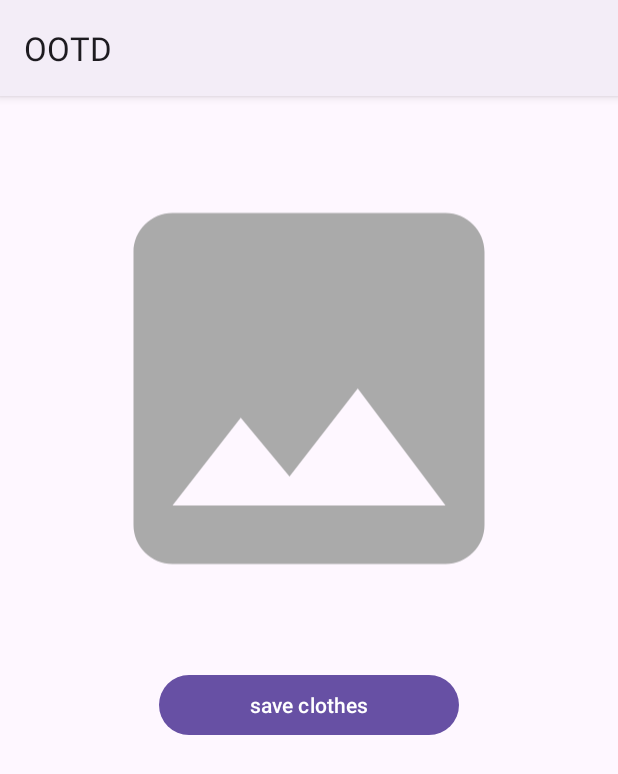
After one commit to OOTDCapstone/OOTD, an Android app: the OutfitActivity screen opened directly, with no data from a screen before it, on a phone screen of 412 x 824 dp. The commit adds this screen. Shown: the top 774 px of the screen. Run offline under Robolectric (Android 15) with nearby library versions, the phone set to English and light mode, and no system bars.

Commit message:
13th commit

```diff
--- a/app/src/main/AndroidManifest.xml
+++ b/app/src/main/AndroidManifest.xml
@@ -17,6 +17,9 @@
         android:supportsRtl="true"
         android:theme="@style/Theme.CapstoneOOTD"
         tools:targetApi="31">
+        <activity
+            android:name=".ui.mashup.OutfitActivity"
+            android:exported="false" />
         <activity
             android:name=".ui.signIn.SignInActivity"
             android:exported="false" />
--- a/app/src/main/java/com/example/capstoneootd/ui/items/DetailItems.kt
+++ b/app/src/main/java/com/example/capstoneootd/ui/items/DetailItems.kt
@@ -56,7 +56,7 @@ class DetailItems : AppCompatActivity() {
         dialog.setContentView(R.layout.layout_popup_delete_items)
         dialog.window?.setBackgroundDrawable(ColorDrawable(Color.TRANSPARENT))
 
-        // Use findViewById on the dialog's view
+
         val btnDelete: Button = dialog.findViewById(R.id.btnDelete)
         val btnCancel: Button = dialog.findViewById(R.id.btnCancel)
 
--- /dev/null
+++ b/app/src/main/java/com/example/capstoneootd/ui/mashup/OutfitActivity.kt
@@ -0,0 +1,27 @@
+package com.example.capstoneootd.ui.mashup
+
+import androidx.appcompat.app.AppCompatActivity
+import android.os.Bundle
+import com.example.capstoneootd.R
+import com.example.capstoneootd.databinding.ActivityOutfitBinding
+
+class OutfitActivity : AppCompatActivity() {
+
+    private lateinit var binding: ActivityOutfitBinding
+    override fun onCreate(savedInstanceState: Bundle?) {
+        super.onCreate(savedInstanceState)
+        binding = ActivityOutfitBinding.inflate(layoutInflater)
+        setContentView(binding.root)
+
+
+
+        binding.saveOutfit.setOnClickListener {
+            saveImage()
+        }
+
+    }
+
+    private fun saveImage(){
+
+    }
+}
--- a/app/src/main/res/drawable/baseline_photo_camera.xml
+++ b/app/src/main/res/drawable/baseline_photo_camera.xml
@@ -1,4 +1,4 @@
-<vector android:height="24dp" android:tint="@color/purple_1"
+<vector android:height="24dp" android:tint="@color/purple_7"
     android:viewportHeight="24" android:viewportWidth="24"
     android:width="24dp" xmlns:android="http://schemas.android.com/apk/res/android">
     <path android:fillColor="@android:color/white" android:pathData="M12,12m-3.2,0a3.2,3.2 0,1 1,6.4 0a3.2,3.2 0,1 1,-6.4 0"/>
--- a/app/src/main/res/layout/activity_mashup.xml
+++ b/app/src/main/res/layout/activity_mashup.xml
@@ -135,6 +135,7 @@
         android:layout_width="0dp"
         android:layout_height="wrap_content"
         android:text="@string/save"
+        android:backgroundTint="@color/purple_7"
         app:layout_constraintStart_toStartOf="parent"
         app:layout_constraintEnd_toStartOf="@id/buttonCancel"
         app:layout_constraintBottom_toBottomOf="parent" />
@@ -145,6 +146,7 @@
         android:layout_width="0dp"
         android:layout_height="wrap_content"
         android:text="@string/cancel"
+        android:backgroundTint="@color/purple_7"
         app:layout_constraintStart_toEndOf="@id/buttonSave"
         app:layout_constraintEnd_toEndOf="parent"
         app:layout_constraintBottom_toBottomOf="parent" />
--- /dev/null
+++ b/app/src/main/res/layout/activity_outfit.xml
@@ -0,0 +1,30 @@
+<?xml version="1.0" encoding="utf-8"?>
+<androidx.constraintlayout.widget.ConstraintLayout xmlns:android="http://schemas.android.com/apk/res/android"
+    xmlns:app="http://schemas.android.com/apk/res-auto"
+    xmlns:tools="http://schemas.android.com/tools"
+    android:layout_width="match_parent"
+    android:layout_height="match_parent"
+    tools:context=".ui.mashup.OutfitActivity">
+
+    <ImageView
+        android:id="@+id/iv_preview_outfit"
+        android:layout_width="312dp"
+        android:layout_height="326dp"
+        android:layout_marginTop="32dp"
+        app:layout_constraintEnd_toEndOf="parent"
+        app:layout_constraintHorizontal_bias="0.497"
+        app:layout_constraintStart_toStartOf="parent"
+        app:layout_constraintTop_toTopOf="parent"
+        android:src="@drawable/ic_gallery" />
+
+    <Button
+        android:id="@+id/saveOutfit"
+        android:layout_width="200dp"
+        android:layout_height="wrap_content"
+        android:layout_marginTop="24dp"
+        android:text="@string/save"
+        app:layout_constraintEnd_toEndOf="parent"
+        app:layout_constraintStart_toStartOf="parent"
+        app:layout_constraintTop_toBottomOf="@+id/iv_preview_outfit" />
+
+</androidx.constraintlayout.widget.ConstraintLayout>
--- a/app/src/main/res/layout/fragment_add.xml
+++ b/app/src/main/res/layout/fragment_add.xml
@@ -42,7 +42,7 @@
         android:layout_height="wrap_content"
         android:padding="16dp"
         android:text="@string/add_foto"
-        android:backgroundTint="@color/purple_1"
+        android:backgroundTint="@color/purple_7"
         android:layout_marginBottom="8dp"
         android:layout_marginStart="8dp"
         android:layout_marginEnd="8dp"
@@ -56,7 +56,7 @@
             android:layout_width="150dp"
             android:layout_height="wrap_content"
             android:layout_marginBottom="8dp"
-            android:backgroundTint="@color/purple_1"
+            android:backgroundTint="@color/purple_7"
             android:layout_marginStart="8dp"
             android:layout_marginEnd="8dp"
             android:padding="16dp"
--- a/app/src/main/res/layout/fragment_profile.xml
+++ b/app/src/main/res/layout/fragment_profile.xml
@@ -27,7 +27,7 @@
             android:layout_height="wrap_content"
             android:layout_marginStart="16dp"
             android:layout_marginEnd="16dp"
-            android:backgroundTint="@color/purple_2"
+            android:backgroundTint="@color/purple_light"
             app:cardCornerRadius="15dp"
             app:layout_constraintBottom_toBottomOf="parent"
             app:layout_constraintTop_toTopOf="parent"
@@ -84,7 +84,7 @@
             android:layout_marginEnd="32dp"
             android:layout_marginTop="24dp"
             app:cardCornerRadius="5dp"
-            android:backgroundTint="@color/purple_2"
+            android:backgroundTint="@color/purple_light"
             app:layout_constraintEnd_toEndOf="parent"
             app:layout_constraintStart_toStartOf="parent"
             app:layout_constraintTop_toBottomOf="@id/cardview_profile">
--- a/app/src/main/res/layout/layout_popup_add.xml
+++ b/app/src/main/res/layout/layout_popup_add.xml
@@ -56,7 +56,7 @@
 
             <Button
                 android:id="@+id/btnCamera"
-                android:backgroundTint="@color/purple_1"
+                android:backgroundTint="@color/purple_7"
                 android:layout_width="wrap_content"
                 android:layout_height="wrap_content"
                 android:text="@string/camera"
--- a/app/src/main/res/layout/layout_popup_delete_items.xml
+++ b/app/src/main/res/layout/layout_popup_delete_items.xml
@@ -41,7 +41,7 @@
 
             <Button
                 android:id="@+id/btnCancel"
-                android:backgroundTint="@color/purple_1"
+                android:backgroundTint="@color/purple_7"
                 android:layout_width="wrap_content"
                 android:layout_height="wrap_content"
                 android:text="Cancel"
--- a/app/src/main/res/layout/layout_popup_tips.xml
+++ b/app/src/main/res/layout/layout_popup_tips.xml
@@ -53,7 +53,7 @@
             android:text="OKE"
             android:textStyle="bold"
             android:textColor="@color/white"
-            android:backgroundTint="@color/purple_1"
+            android:backgroundTint="@color/purple_7"
             />
     </LinearLayout>
 
```
Also changed, not shown: app/src/main/res/layout/activity_detail_profile.xml (+6 -6 lines), app/src/main/res/layout/outfit_res.xml (added, +34 -0 lines).
